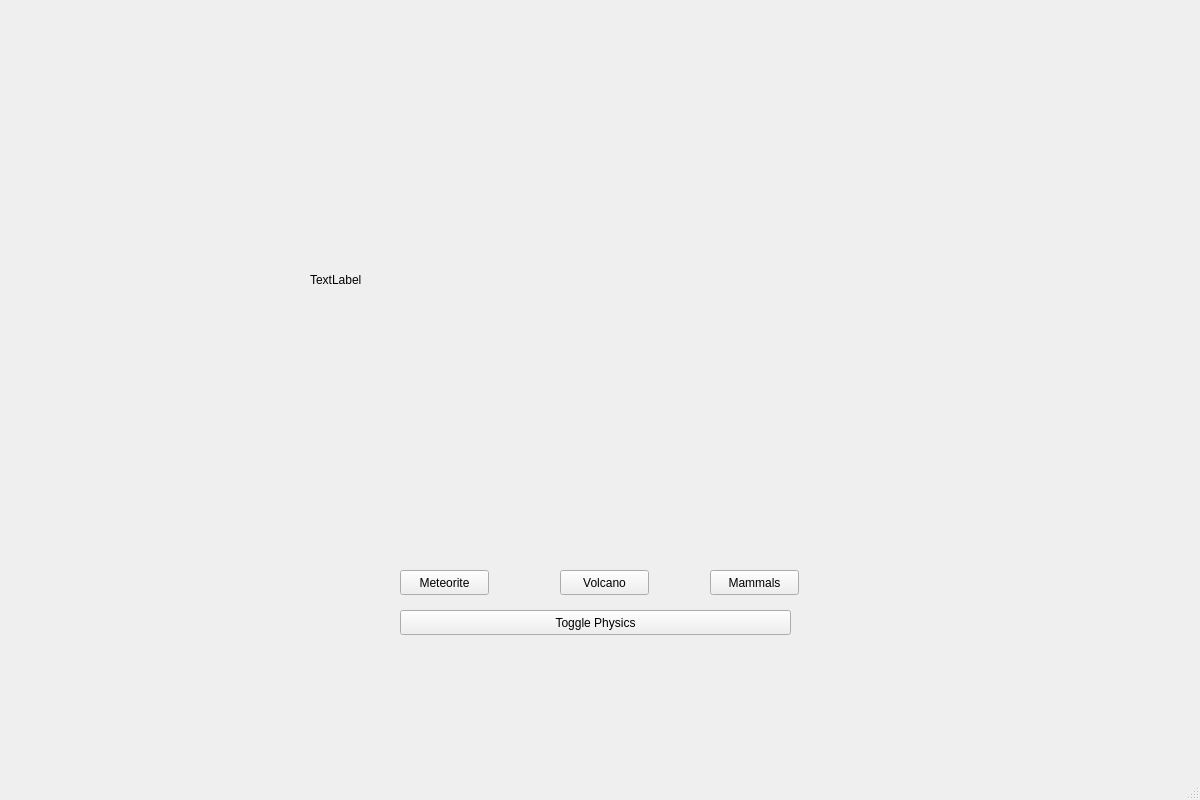
Above: hubwindow.ui from robertche54/a8-an-educational-app-f18 before the change. Below: the same form after it.
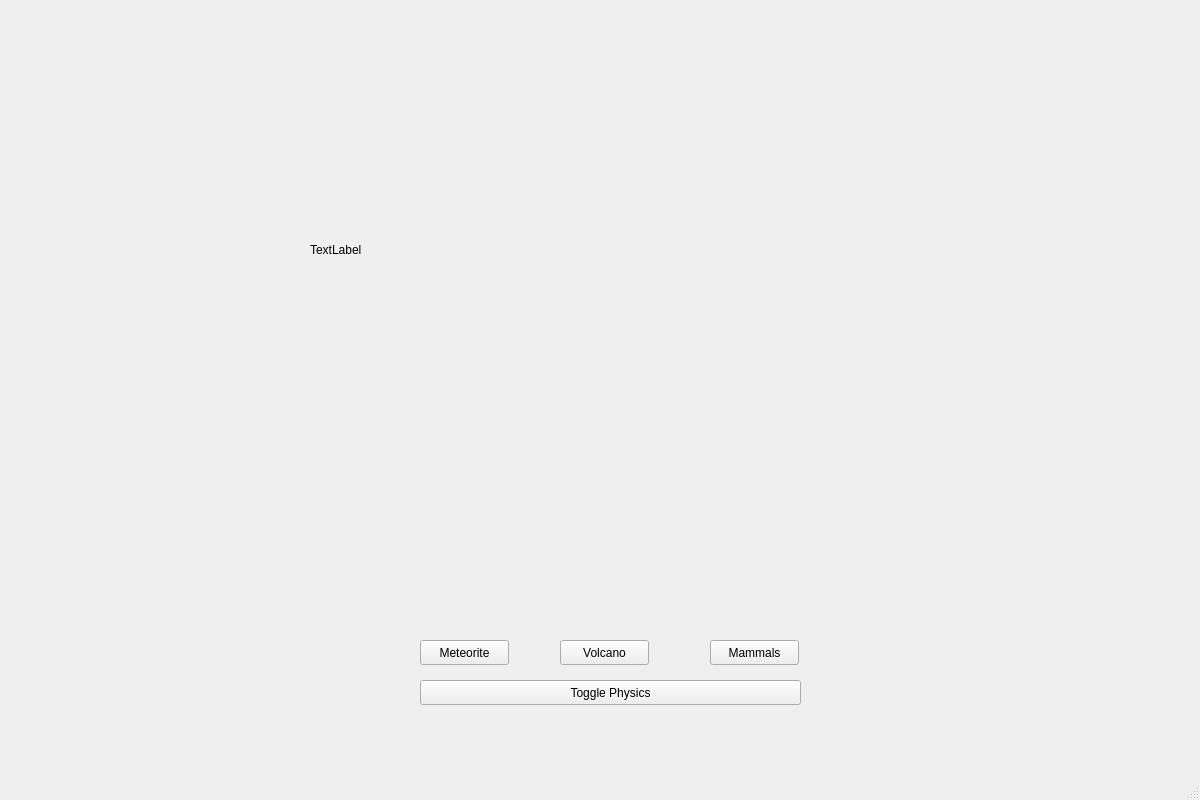
That is the form after the change.

```diff
--- a/hubwindow.ui
+++ b/hubwindow.ui
@@ -17,8 +17,8 @@
    <widget class="QPushButton" name="metoriteButton">
     <property name="geometry">
      <rect>
-      <x>400</x>
-      <y>570</y>
+      <x>420</x>
+      <y>640</y>
       <width>89</width>
       <height>25</height>
      </rect>
@@ -31,7 +31,7 @@
     <property name="geometry">
      <rect>
       <x>560</x>
-      <y>570</y>
+      <y>640</y>
       <width>89</width>
       <height>25</height>
      </rect>
@@ -44,7 +44,7 @@
     <property name="geometry">
      <rect>
       <x>710</x>
-      <y>570</y>
+      <y>640</y>
       <width>89</width>
       <height>25</height>
      </rect>
@@ -57,7 +57,7 @@
     <property name="geometry">
      <rect>
       <x>310</x>
-      <y>30</y>
+      <y>0</y>
       <width>600</width>
       <height>500</height>
      </rect>
@@ -72,9 +72,9 @@
    <widget class="QPushButton" name="physicsButton">
     <property name="geometry">
      <rect>
-      <x>400</x>
-      <y>610</y>
-      <width>391</width>
+      <x>420</x>
+      <y>680</y>
+      <width>381</width>
       <height>25</height>
      </rect>
     </property>
```
